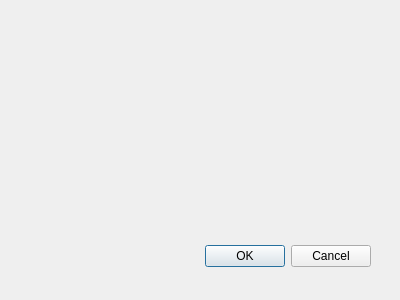
Qt form cmr_qgis_dialog_base.ui (indiejames/cmr-qgis) before a commit.
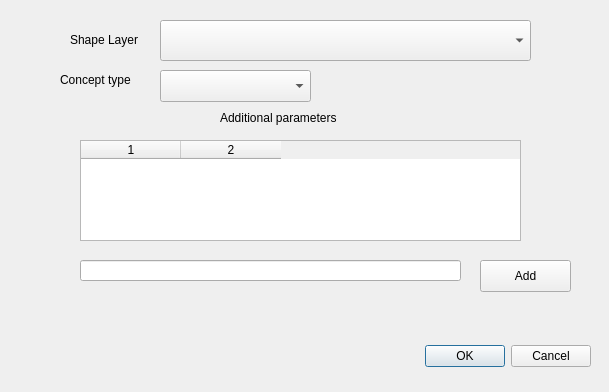
The same form after that commit.

Diff of the .ui file:
```diff
--- a/cmr_qgis_dialog_base.ui
+++ b/cmr_qgis_dialog_base.ui
@@ -1,22 +1,22 @@
 <ui version="4.0" >
  <class>CmrQgisDialogBase</class>
- <widget class="QDialog" name="CmrQgisDialogBase" >
-  <property name="geometry" >
+ <widget class="QDialog" name="CmrQgisDialogBase">
+  <property name="geometry">
    <rect>
     <x>0</x>
     <y>0</y>
-    <width>400</width>
-    <height>300</height>
+    <width>609</width>
+    <height>392</height>
    </rect>
   </property>
   <property name="windowTitle" >
    <string>CMR Search</string>
   </property>
-  <widget class="QDialogButtonBox" name="button_box" >
-   <property name="geometry" >
+  <widget class="QDialogButtonBox" name="button_box">
+   <property name="geometry">
     <rect>
-     <x>30</x>
-     <y>240</y>
+     <x>250</x>
+     <y>340</y>
      <width>341</width>
      <height>32</height>
     </rect>
@@ -28,6 +28,106 @@
     <set>QDialogButtonBox::Cancel|QDialogButtonBox::Ok</set>
    </property>
   </widget>
+  <widget class="QComboBox" name="comboBox">
+   <property name="geometry">
+    <rect>
+     <x>160</x>
+     <y>20</y>
+     <width>371</width>
+     <height>41</height>
+    </rect>
+   </property>
+  </widget>
+  <widget class="QLabel" name="label">
+   <property name="geometry">
+    <rect>
+     <x>70</x>
+     <y>30</y>
+     <width>81</width>
+     <height>20</height>
+    </rect>
+   </property>
+   <property name="text">
+    <string>Shape Layer</string>
+   </property>
+  </widget>
+  <widget class="QLabel" name="label_2">
+   <property name="geometry">
+    <rect>
+     <x>220</x>
+     <y>110</y>
+     <width>141</width>
+     <height>16</height>
+    </rect>
+   </property>
+   <property name="text">
+    <string>Additional parameters</string>
+   </property>
+  </widget>
+  <widget class="QLineEdit" name="lineEdit">
+   <property name="geometry">
+    <rect>
+     <x>80</x>
+     <y>260</y>
+     <width>381</width>
+     <height>21</height>
+    </rect>
+   </property>
+   <property name="clearButtonEnabled">
+    <bool>true</bool>
+   </property>
+  </widget>
+  <widget class="QPushButton" name="addButton">
+   <property name="geometry">
+    <rect>
+     <x>480</x>
+     <y>260</y>
+     <width>91</width>
+     <height>32</height>
+    </rect>
+   </property>
+   <property name="text">
+    <string>Add</string>
+   </property>
+  </widget>
+  <widget class="QTableWidget" name="tableWidget">
+   <property name="geometry">
+    <rect>
+     <x>80</x>
+     <y>140</y>
+     <width>441</width>
+     <height>101</height>
+    </rect>
+   </property>
+   <property name="columnCount">
+    <number>2</number>
+   </property>
+   <column/>
+   <column/>
+  </widget>
+  <widget class="QComboBox" name="comboBoxConceptType">
+   <property name="geometry">
+    <rect>
+     <x>160</x>
+     <y>70</y>
+     <width>151</width>
+     <height>32</height>
+    </rect>
+   </property>
+  </widget>
+  <widget class="QLabel" name="label_3">
+   <property name="geometry">
+    <rect>
+     <x>60</x>
+     <y>70</y>
+     <width>81</width>
+     <height>20</height>
+    </rect>
+   </property>
+   <property name="text">
+    <string>Concept type</string>
+   </property>
+  </widget>
  </widget>
  <resources/>
  <connections>
```
Left out of the diff: 33 changed lines with no effect on the pictures.
